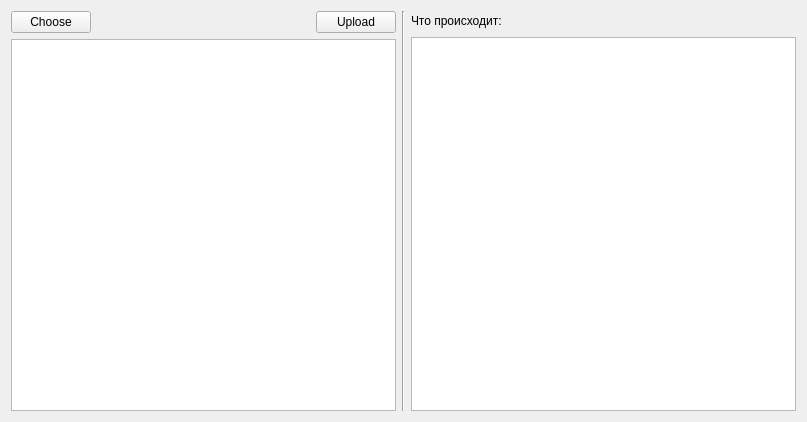
This is testwidget.ui in MasterAler/gdrive_test as Qt 5 draws it before an edit. The edited form follows.
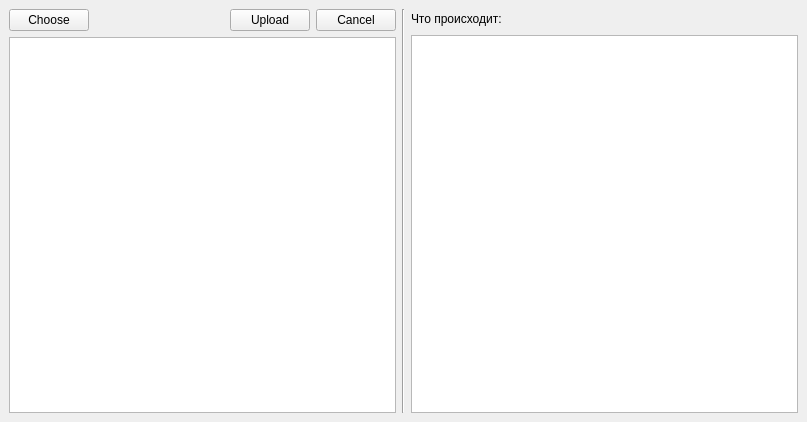
This is the edited form.

Diff of the .ui file:
```diff
--- a/testwidget.ui
+++ b/testwidget.ui
@@ -14,6 +14,28 @@
    <string>TestWidget</string>
   </property>
   <layout class="QHBoxLayout" name="horizontalLayout_3">
+   <property name="spacing">
+    <number>2</number>
+   </property>
+   <property name="leftMargin">
+    <number>0</number>
+   </property>
+   <property name="topMargin">
+    <number>0</number>
+   </property>
+   <property name="rightMargin">
+    <number>0</number>
+   </property>
+   <property name="bottomMargin">
+    <number>0</number>
+   </property>
+   <item>
+    <widget class="QStackedWidget" name="stackedWidget">
+     <property name="currentIndex">
+      <number>0</number>
+     </property>
+     <widget class="QWidget" name="page">
+      <layout class="QHBoxLayout" name="horizontalLayout_4">
    <item>
     <layout class="QVBoxLayout" name="verticalLayout">
      <item>
@@ -45,6 +67,13 @@
          </property>
         </widget>
        </item>
+           <item>
+            <widget class="QPushButton" name="cancelPushButton">
+             <property name="text">
+              <string>Cancel</string>
+             </property>
+            </widget>
+           </item>
       </layout>
      </item>
      <item>
@@ -89,6 +118,21 @@
       <widget class="QTextEdit" name="logTextEdit"/>
      </item>
     </layout>
+       </item>
+      </layout>
+     </widget>
+     <widget class="QWidget" name="page_2">
+      <layout class="QVBoxLayout" name="verticalLayout_3">
+       <item>
+        <widget class="QLabel" name="label_2">
+         <property name="text">
+          <string>&lt;html&gt;&lt;head/&gt;&lt;body&gt;&lt;p align=&quot;center&quot;&gt;&lt;span style=&quot; font-size:24pt;&quot;&gt;Нужно разрешить приложению доступ в браузере!&lt;/span&gt;&lt;/p&gt;&lt;p align=&quot;center&quot;&gt;&lt;span style=&quot; font-size:24pt;&quot;&gt;Придётся сбросить перед повторным запуском,&lt;/span&gt;&lt;/p&gt;&lt;p align=&quot;center&quot;&gt;&lt;span style=&quot; font-size:24pt;&quot;&gt;в задании было сказано с OAuth не возиться много&lt;/span&gt;&lt;/p&gt;&lt;/body&gt;&lt;/html&gt;</string>
+         </property>
+        </widget>
+       </item>
+      </layout>
+     </widget>
+    </widget>
    </item>
   </layout>
  </widget>
```
Lines whose indentation alone changed are shown as unchanged.
